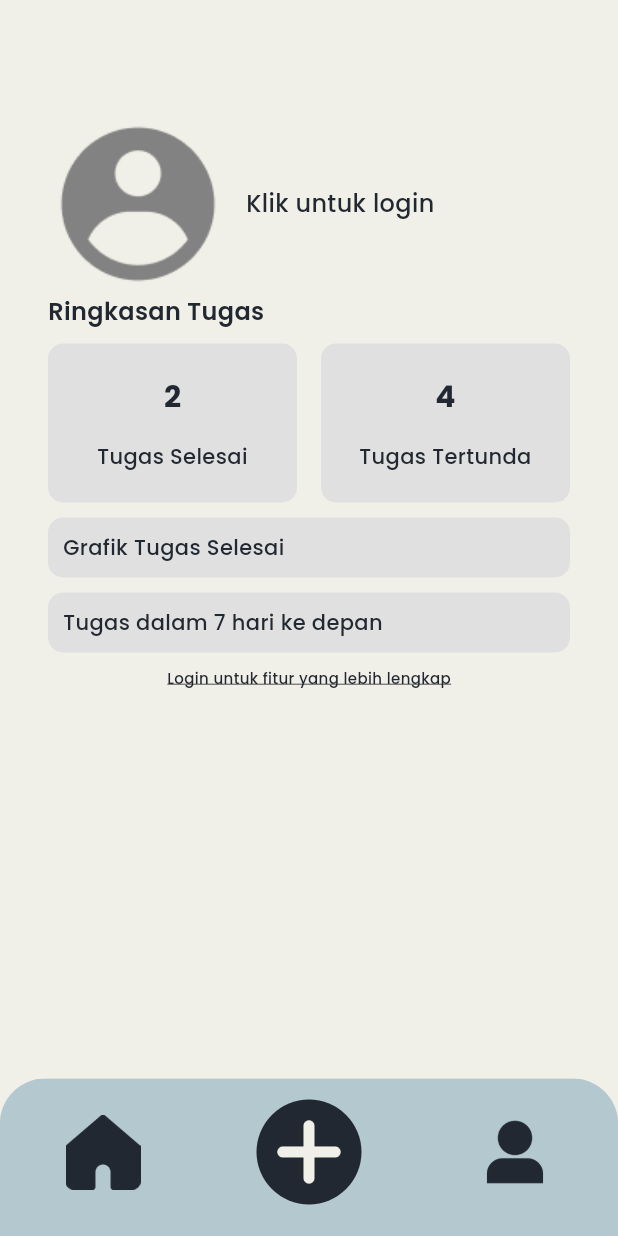
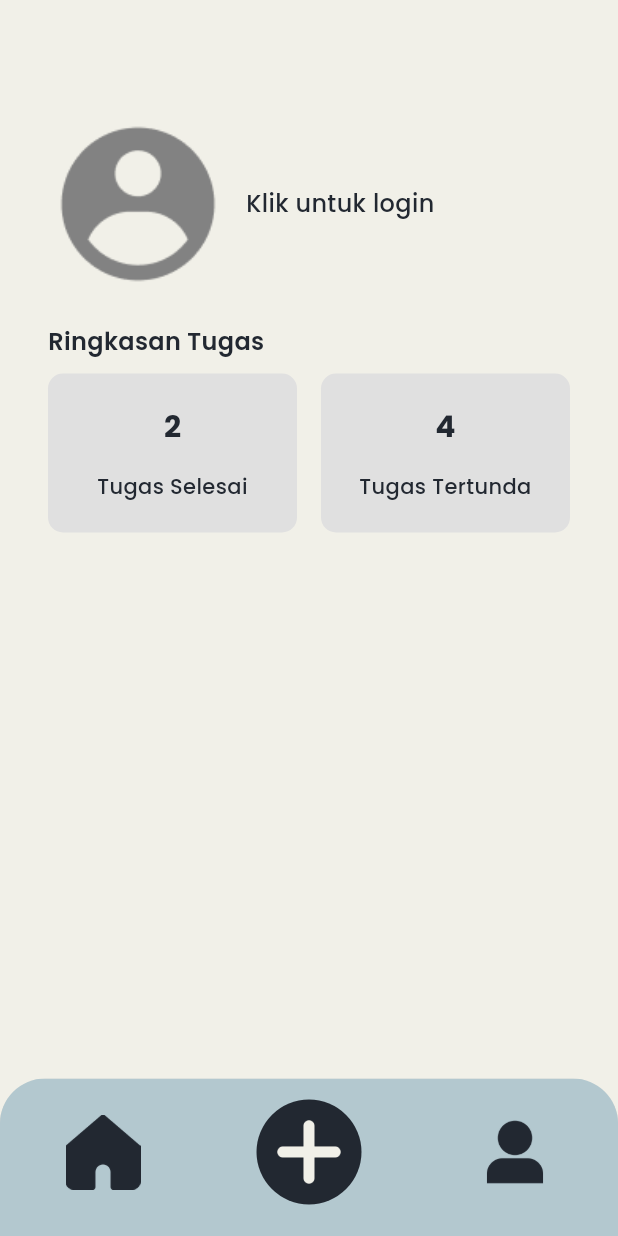
Before and after one commit to RefaMuhammad/organify, a Flutter app: the ProfilePage screen opened by its route, on a phone screen of 412 x 824 dp. Run offline on Flutter 3.47's test engine with Material 3 defaults, Android fonts, the phone set to English and light mode, and no system bars; our stand-ins replace google_fonts, popover, shared_preferences; accounts and stored records are empty.

Commit message:
update tampilan sudah/belum login

```diff
--- a/lib/screens/bottom_navbar.dart
+++ b/lib/screens/bottom_navbar.dart
@@ -5,12 +5,14 @@ import 'package:organify/screens/profile_page.dart';
 
 class BottomNavbar extends StatelessWidget {
   final int selectedIndex;
+  final bool isLoggedIn;
   final Function(int) onItemTapped;
 
   const BottomNavbar({
     Key? key,
     required this.selectedIndex,
     required this.onItemTapped,
+    required this.isLoggedIn,
   }) : super(key: key);
 
   void _showBtmSheet(BuildContext context) {
@@ -121,7 +123,6 @@ class BottomNavbar extends StatelessWidget {
 
   @override
   Widget build(BuildContext context) {
-    bool isLoggedIn = false;
     return ClipRRect(
       borderRadius: const BorderRadius.only(
         topLeft: Radius.circular(30),
--- a/lib/screens/profile_page.dart
+++ b/lib/screens/profile_page.dart
@@ -1,58 +1,95 @@
 import 'package:flutter/material.dart';
 import 'package:google_fonts/google_fonts.dart';
 import 'bottom_navbar.dart';
+import 'sign_page.dart';
 
-class ProfilePage extends StatelessWidget {
-  final bool isLoggedIn; // Status login
+class ProfilePage extends StatefulWidget {
+  final bool isLoggedIn;
 
   ProfilePage({required this.isLoggedIn});
 
   @override
+  _ProfilePageState createState() => _ProfilePageState();
+}
+
+class _ProfilePageState extends State<ProfilePage> {
+  late bool isLoggedIn;
+
+  @override
+  void initState() {
+    super.initState();
+    isLoggedIn = widget.isLoggedIn; // Inisialisasi status login
+  }
+
+  void handleLogin() {
+    if (!isLoggedIn) {
+      // Jika belum login, pindahkan ke halaman SignPage
+      Navigator.push(
+        context,
+        MaterialPageRoute(
+          builder: (context) => SignPage(
+            isLoggedIn: isLoggedIn,
+            onLogin: () {
+              setState(() {
+                isLoggedIn = true; // Perbarui status login
+              });
+            },
+          ),
+        ),
+      );
+    } else {
+      // Jika sudah login, tampilkan widget logged-in
+      setState(() {
+        isLoggedIn = true;
+      });
+    }
+  }
+
+  @override
   Widget build(BuildContext context) {
     return Scaffold(
-      backgroundColor: Color(0xFFF1F0E8),
+      backgroundColor: const Color(0xFFF1F0E8),
       body: Padding(
-        padding: const EdgeInsets.symmetric(horizontal: 16.0), // Padding untuk kanan dan kiri
-        child: isLoggedIn ? _buildLoggedInView() : _buildNotLoggedInView(),
+        padding: const EdgeInsets.symmetric(horizontal: 16.0),
+        child: isLoggedIn ? _buildLoggedInView() : _buildNotLoggedInView(context),
       ),
       bottomNavigationBar: BottomNavbar(
-        selectedIndex: 1, // Index halaman Profile
+        selectedIndex: 1,
         onItemTapped: (int index) {
-          // Aksi ketika item di bottom navbar dipilih
           if (index == 0) {
-            Navigator.pushReplacementNamed(context, '/home'); // Navigasi ke Home
+            Navigator.pushReplacementNamed(context, '/home');
           } else if (index == 1) {
             // Tetap di halaman ini
           } else if (index == 2) {
-            Navigator.pushReplacementNamed(context, '/settings'); // Navigasi ke Settings
+            Navigator.pushReplacementNamed(context, '/profile');
           }
         },
+        isLoggedIn: isLoggedIn,
       ),
     );
   }
 
-  // Tampilan untuk pengguna yang sudah login
   Widget _buildLoggedInView() {
     return SingleChildScrollView(
       padding: const EdgeInsets.all(16.0),
       child: Column(
         crossAxisAlignment: CrossAxisAlignment.center,
         children: [
-          // Foto profil dan nama
           CircleAvatar(
             radius: 50,
-            backgroundImage: AssetImage('assets/profile_image.png'), // Ganti sesuai gambar
+            backgroundImage: AssetImage('assets/profile_image.png'),
           ),
-          SizedBox(height: 10),
-          Text(
+          const SizedBox(height: 10),
+          const Text(
             'Septian Hadi Nugroho',
             style: TextStyle(fontSize: 20, fontWeight: FontWeight.bold),
           ),
-          SizedBox(height: 20),
-
-          // Ringkasan tugas
-          Text('Ringkasan Tugas', style: TextStyle(fontSize: 18, fontWeight: FontWeight.bold)),
-          SizedBox(height: 10),
+          const SizedBox(height: 20),
+          const Text(
+            'Ringkasan Tugas',
+            style: TextStyle(fontSize: 18, fontWeight: FontWeight.bold),
+          ),
+          const SizedBox(height: 10),
           Row(
             mainAxisAlignment: MainAxisAlignment.spaceEvenly,
             children: [
@@ -60,20 +97,14 @@ class ProfilePage extends StatelessWidget {
               _buildSummaryCard('4', 'Tugas Tertunda'),
             ],
           ),
-
-          SizedBox(height: 20),
-
-          // Grafik tugas selesai
+          const SizedBox(height: 20),
           _buildSectionTitle('Grafik Tugas Selesai'),
           Container(
             height: 150,
-            color: Colors.grey[300], // Placeholder untuk grafik
-            child: Center(child: Text('Grafik Placeholder')),
+            color: Colors.grey[300],
+            child: const Center(child: Text('Grafik Placeholder')),
           ),
-
-          SizedBox(height: 20),
-
-          // Tugas dalam 7 hari ke depan
+          const SizedBox(height: 20),
           _buildSectionTitle('Tugas dalam 7 Hari Ke Depan'),
           _buildTaskList(),
         ],
@@ -81,109 +112,65 @@ class ProfilePage extends StatelessWidget {
     );
   }
 
-  // Tampilan untuk pengguna yang belum login
-  Widget _buildNotLoggedInView() {
+  Widget _buildNotLoggedInView(BuildContext context) {
     return SingleChildScrollView(
       padding: const EdgeInsets.all(16.0),
       child: Column(
         crossAxisAlignment: CrossAxisAlignment.start,
         children: [
-          SizedBox(height: 60),
+          const SizedBox(height: 60),
           Row(
             children: [
               InkWell(
-                onTap: () {
-                  // Tambahkan aksi klik di sini, misalnya untuk login
-                },
+                onTap: handleLogin, // Panggil handleLogin saat di-tap
                 child: ClipOval(
                   child: Image.asset(
-                    'assets/default_pp.png', // Path gambar Anda
-                    width: 120,  // Ukuran gambar
-                    height: 120, // Ukuran gambar
-                    fit: BoxFit.cover, // Memastikan gambar terpotong secara proporsional
+                    'assets/default_pp.png',
+                    width: 120,
+                    height: 120,
+                    fit: BoxFit.cover,
                   ),
                 ),
               ),
-              SizedBox(width: 12),
+              const SizedBox(width: 12),
               Text(
                 'Klik untuk login',
                 style: GoogleFonts.poppins(
-                    color: Color(0xFF222831),
-                    fontSize: 16,
-                    fontWeight: FontWeight.w500
+                  color: const Color(0xFF222831),
+                  fontSize: 16,
+                  fontWeight: FontWeight.w500,
                 ),
               ),
             ],
           ),
-          // Ringkasan tugas
-          Text('Ringkasan Tugas', style: GoogleFonts.poppins(
-              color: Color(0xFF222831),
+          const SizedBox(height: 20),
+          Text(
+            'Ringkasan Tugas',
+            style: GoogleFonts.poppins(
+              color: const Color(0xFF222831),
               fontSize: 16,
-              fontWeight: FontWeight.w600
-          )),
-          SizedBox(height: 10),
+              fontWeight: FontWeight.w600,
+            ),
+          ),
+          const SizedBox(height: 10),
           Row(
             mainAxisAlignment: MainAxisAlignment.spaceEvenly,
             children: [
               _buildSummaryCard('2', 'Tugas Selesai'),
-              SizedBox(width: 16),
+              const SizedBox(width: 16),
               _buildSummaryCard('4', 'Tugas Tertunda'),
             ],
           ),
-
           SizedBox(height: 10),
-
-          // Grafik tugas selesai
-          Container(
-            width: double.infinity,
-            padding: const EdgeInsets.all(10),
-            decoration: BoxDecoration(
-              color: Colors.grey[300],
-              borderRadius: BorderRadius.circular(10),
-            ),
-            child: Text('Grafik Tugas Selesai', style: GoogleFonts.poppins(
-              fontSize: 14,
-              fontWeight: FontWeight.w500,
-              color: Color(0xFF222831)
-            )),
-          ),
-
-          SizedBox(height: 10),
-
-          // Tugas dalam 7 hari ke depan
-          Container(
-            width: double.infinity,
-            padding: const EdgeInsets.all(10),
-            decoration: BoxDecoration(
-              color: Colors.grey[300],
-              borderRadius: BorderRadius.circular(10),
-            ),
-            child: Text('Tugas dalam 7 hari ke depan', style: GoogleFonts.poppins(
-                fontSize: 14,
-                fontWeight: FontWeight.w500,
-                color: Color(0xFF222831)
-            )),
-          ),
-          SizedBox(height: 10),
-          Center(
-            child: Text('Login untuk fitur yang lebih lengkap', style: GoogleFonts.poppins(
-                color: Color(0xFF222831),
-                fontSize: 10,
-                fontWeight: FontWeight.w500,
-                decoration: TextDecoration.underline,
-            ),
-            ),
-          ),
         ],
       ),
     );
   }
 
-  // Kartu ringkasan tugas
   Widget _buildSummaryCard(String count, String label) {
     return Expanded(
       child: Container(
-        width: double.infinity, // Memastikan lebar penuh
+        width: double.infinity,
         padding: const EdgeInsets.all(16),
         decoration: BoxDecoration(
           color: Colors.grey[300],
@@ -191,26 +178,39 @@ class ProfilePage extends StatelessWidget {
         ),
         child: Column(
           children: [
-            SizedBox(height: 5),
-            Text(count, style: GoogleFonts.poppins(
+            const SizedBox(height: 5),
+            Text(
+              count,
+              style: GoogleFonts.poppins(
                 fontSize: 20,
                 fontWeight: FontWeight.bold,
-                color: Color(0xFF222831)
-            )),
-            SizedBox(height: 15),
-            Text(label, textAlign: TextAlign.center, style: GoogleFonts.poppins(
+                color: const Color(0xFF222831),
+              ),
+            ),
+            const SizedBox(height: 15),
+            Text(
+              label,
+              textAlign: TextAlign.center,
+              style: GoogleFonts.poppins(
                 fontSize: 14,
                 fontWeight: FontWeight.w500,
-                color: Color(0xFF222831)
-            )),
-            SizedBox(height: 5),
+                color: const Color(0xFF222831),
+              ),
+            ),
+            const SizedBox(height: 5),
           ],
         ),
       ),
     );
   }
 
-  // Daftar tugas dalam 7 hari ke depan
+  Widget _buildSectionTitle(String title) {
+    return Text(
+      title,
+      style: const TextStyle(fontSize: 16, fontWeight: FontWeight.bold),
+    );
+  }
+
   Widget _buildTaskList() {
     return Column(
       children: [
@@ -224,17 +224,9 @@ class ProfilePage extends StatelessWidget {
 
   Widget _buildTaskItem(String task, String date) {
     return ListTile(
-      leading: Icon(Icons.calendar_today, color: Colors.grey),
+      leading: const Icon(Icons.calendar_today, color: Colors.grey),
       title: Text(task),
       trailing: Text(date),
     );
   }
-
-  // Judul bagian
-  Widget _buildSectionTitle(String title) {
-    return Text(
-      title,
-      style: TextStyle(fontSize: 16, fontWeight: FontWeight.bold),
-    );
-  }
 }
--- a/pubspec.yaml
+++ b/pubspec.yaml
@@ -36,6 +36,7 @@ dependencies:
   cupertino_icons: ^1.0.8
   google_fonts: ^5.0.0
   popover: ^0.3.1
+  shared_preferences: ^2.0.17
 
 dev_dependencies:
   flutter_test:
```
Also changed, not shown: lib/main.dart (+56 -8 lines), lib/screens/home.dart (+47 -17 lines), lib/screens/sign_page.dart (added, +368 -0 lines), lib/screens/welcome_screen.dart (+8 -2 lines), pubspec.lock, 1 other file.
